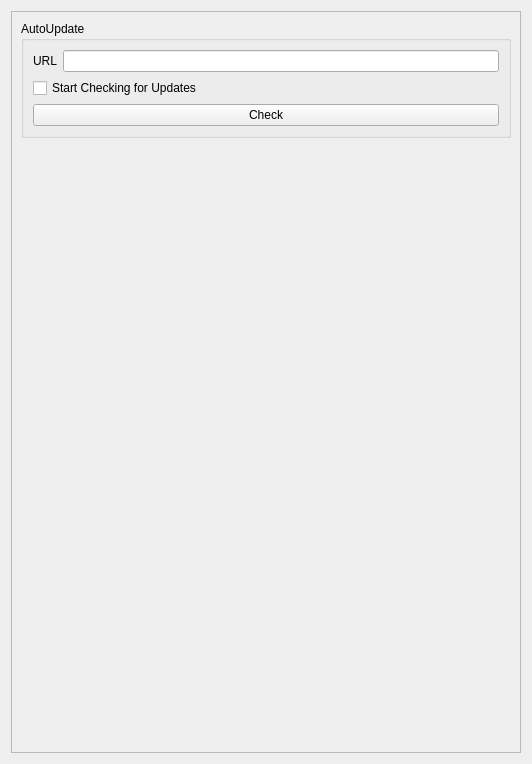
Old version of the form form/setting/formsetting.ui in the repository MRsoymilk/MySerial.
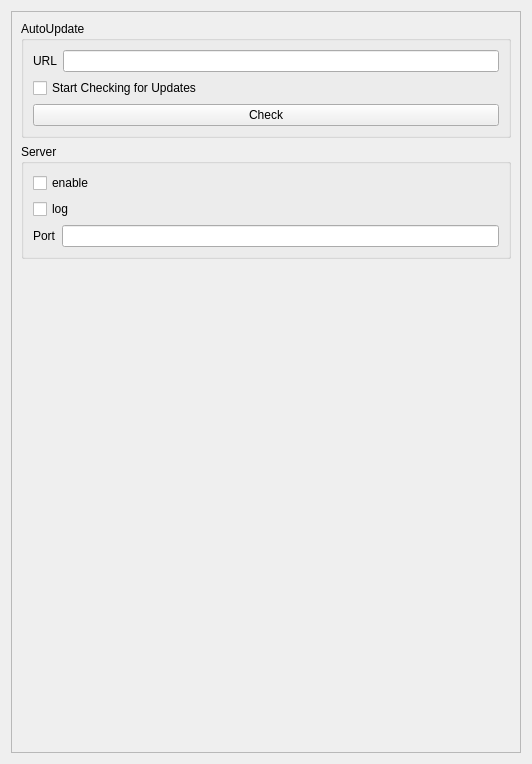
New version of the form.

Commit message: feature: add remote server

Diff of the .ui file:
```diff
--- a/form/setting/formsetting.ui
+++ b/form/setting/formsetting.ui
@@ -66,6 +66,43 @@
          </layout>
         </widget>
        </item>
+       <item>
+        <widget class="QGroupBox" name="groupBoxServer">
+         <property name="title">
+          <string>Server</string>
+         </property>
+         <layout class="QGridLayout" name="gridLayout_3">
+          <item row="2" column="0">
+           <layout class="QHBoxLayout" name="horizontalLayout">
+            <item>
+             <widget class="QLabel" name="labelPort">
+              <property name="text">
+               <string>Port</string>
+              </property>
+             </widget>
+            </item>
+            <item>
+             <widget class="QLineEdit" name="lineEditPort"/>
+            </item>
+           </layout>
+          </item>
+          <item row="0" column="0">
+           <widget class="QCheckBox" name="checkBoxEnable">
+            <property name="text">
+             <string>enable</string>
+            </property>
+           </widget>
+          </item>
+          <item row="1" column="0">
+           <widget class="QCheckBox" name="checkBoxLog">
+            <property name="text">
+             <string>log</string>
+            </property>
+           </widget>
+          </item>
+         </layout>
+        </widget>
+       </item>
        <item>
         <spacer name="verticalSpacer">
          <property name="orientation">
```
The commit also changes 6 other files.
